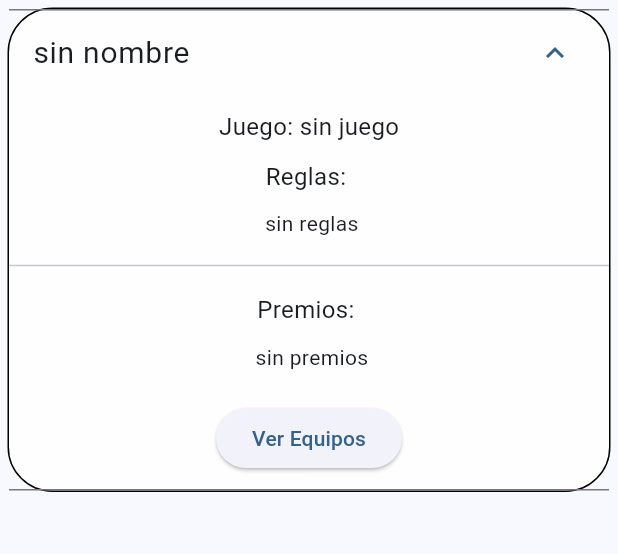
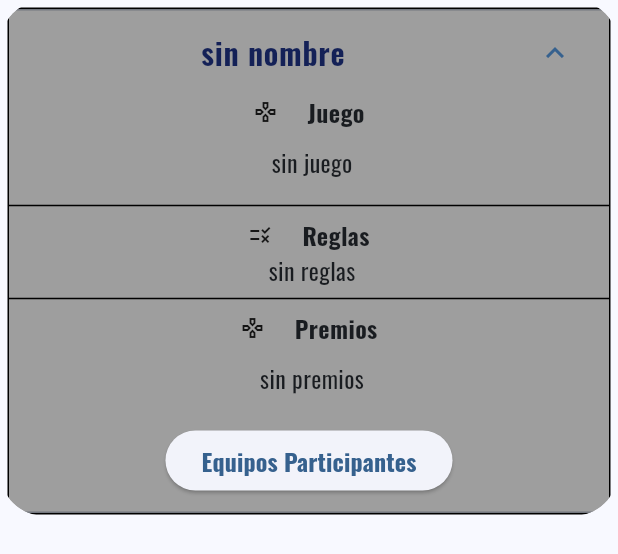
Before and after one commit to Clandita/Certamen-2---App-Moviles, a Flutter app: the CampeonatoTile widget shown alone on an empty page, opened directly with empty values, after a tap on "sin nombre", on a phone screen of 412 x 824 dp. Shown: the top 554 px of the screen. Run offline on Flutter 3.47's test engine with Material 3 defaults, Android fonts, the phone set to English and light mode, and no system bars; our stand-ins replace google_fonts; network calls fail.

Commit message:
campeonatos style

```diff
--- a/lib/tabs/campeonatos_tab.dart
+++ b/lib/tabs/campeonatos_tab.dart
@@ -4,6 +4,7 @@ import 'package:flutter/material.dart';
 import 'package:flutter_application_1/service/http_service.dart';
 import 'package:flutter_application_1/widgets/campeonato_tile.dart';
 import 'package:flutter_application_1/widgets/equipo_tile.dart';
+import 'package:google_fonts/google_fonts.dart';
 
 class CampeonatosTab extends StatelessWidget {
   const CampeonatosTab({super.key});
@@ -12,12 +13,16 @@ class CampeonatosTab extends StatelessWidget {
   Widget build(BuildContext context) {
     return Scaffold(
       body:Container(
-        color:Colors.blue,
+        decoration: BoxDecoration(
+          image: DecorationImage(
+            image:AssetImage('assets/images/iconito.jpeg'),
+            fit: BoxFit.cover)
+        ),
         child:Column(
           children: [
             Padding(
               padding: const EdgeInsets.all(10.0),
-              child: Text("CAMPEONATOS", style: TextStyle(fontSize: 20, fontWeight: FontWeight.bold),),
+              child: Text("CAMPEONATOS", style:  GoogleFonts.oswald(textStyle: TextStyle(fontSize: 20, fontWeight: FontWeight.bold, color: Colors.white))),
             ),
 
 
@@ -39,9 +44,16 @@ class CampeonatosTab extends StatelessWidget {
               },);
             })),
           ],
-        )
-      )
-
+        ),
+      ),
+      floatingActionButton: FloatingActionButton(
+        child: Icon(
+          Icons.add,
+          color:Colors.white
+        ),
+        shape: RoundedRectangleBorder(borderRadius: BorderRadius.circular(30)),
+        backgroundColor: Color(0xff142157),
+        onPressed: (){})
     );
   }
 }
--- a/lib/widgets/campeonato_tile.dart
+++ b/lib/widgets/campeonato_tile.dart
@@ -1,5 +1,6 @@
 import 'package:flutter/material.dart';
 import 'package:flutter_application_1/pages/equipos_en_campeonato.dart';
+import 'package:google_fonts/google_fonts.dart';
 
 class CampeonatoTile extends StatefulWidget {
   final String nombre;
@@ -17,37 +18,63 @@ class CampeonatoTile extends StatefulWidget {
 class _CampeonatoTileState extends State<CampeonatoTile> {
   @override
   Widget build(BuildContext context) {
-    return Container(
+    return ClipRRect(
+      borderRadius: BorderRadius.all(Radius.circular(30)),
+      child: Container(
         margin: EdgeInsets.fromLTRB(5, 5, 5, 1),
         padding: EdgeInsets.symmetric(vertical: 0, horizontal: 0),
         decoration: BoxDecoration(
-        color: Color(0xDDFFFFFF),
-        borderRadius: BorderRadius.all(Radius.circular(30)),
+          color: Colors.grey,
           border: Border.all(color: Colors.black),
         ),
         child: ExpansionTile(
-        title: Text(widget.nombre, style: TextStyle(fontSize: 20)),
+          backgroundColor: Colors.grey,
+          title: Center(child: Text(widget.nombre, style: GoogleFonts.oswald(textStyle: TextStyle(fontSize: 20, fontWeight: FontWeight.bold, color:Color(0xff142157))))),
           children: [
+            Row(
+              mainAxisAlignment: MainAxisAlignment.center,
+
+              children: [
+                Icon(Icons.games_outlined, size: 16,),
                 Container(
-            padding: EdgeInsets.only(top: 10),
-            child: Text('Juego: ${widget.juego}', style: TextStyle(fontSize: 16)),
+                  padding: EdgeInsets.only(left: 20),
+                  child: Text('Juego', style:  GoogleFonts.oswald(textStyle: TextStyle(fontSize: 16, fontWeight: FontWeight.bold))),
                 ),
-          Container(
-            padding: EdgeInsets.only(top: 10),
-            child: Text('Reglas: ', style: TextStyle(fontSize: 16)),
+              ],
             ),
             Container(
               padding: EdgeInsets.all(10),
-            child: Text(' ${widget.reglas}', textAlign: TextAlign.justify),
+              child: Text(' ${widget.juego}', textAlign: TextAlign.justify, style:  GoogleFonts.oswald(textStyle: TextStyle(fontSize: 16)))
             ),
-          Divider(),
+            Divider(color: Colors.black,),
+            Row(
+              mainAxisAlignment: MainAxisAlignment.center,
+              children: [
+                Icon(Icons.rule, size: 16,),
                 Container(
-            padding: EdgeInsets.only(top: 10),
-            child: Text('Premios: ', style: TextStyle(fontSize: 16)),
+                  padding: EdgeInsets.only(left: 20),
+                  child: Text('Reglas', style:  GoogleFonts.oswald(textStyle: TextStyle(fontSize: 16, fontWeight: FontWeight.bold))),
+                ),
+              ],
+            ),
+            Container(
+              padding: EdgeInsets.only(left: 20,right: 20),
+              child: Text(' ${widget.reglas}', textAlign: TextAlign.justify,style:  GoogleFonts.oswald(textStyle: TextStyle(fontSize: 16))),
+            ),
+            Divider(color: Colors.black),
+            Row(
+              mainAxisAlignment: MainAxisAlignment.center,
+              children: [
+                Icon(Icons.gamepad_outlined, size: 16,),
+                Container(
+                  padding: EdgeInsets.only(left: 20),
+                  child: Text('Premios', style: GoogleFonts.oswald(textStyle: TextStyle(fontSize: 16, fontWeight: FontWeight.bold))),
+                ),
+              ],
             ),
             Container(
               padding: EdgeInsets.all(10),
-            child: Text(' ${widget.premios}', textAlign: TextAlign.justify),
+              child: Text(' ${widget.premios}', textAlign: TextAlign.justify, style:  GoogleFonts.oswald(textStyle: TextStyle(fontSize: 16))),
             ),
             Container(
               padding: EdgeInsets.all(10),
@@ -60,11 +87,12 @@ class _CampeonatoTileState extends State<CampeonatoTile> {
                     ),
                   );
                 },
-              child: Text('Ver Equipos'),
+                child: Text('Equipos Participantes', style: GoogleFonts.oswald(textStyle: TextStyle(fontSize: 16, fontWeight: FontWeight.bold))),
               ),
             ),
           ],
         ),
+      ),
     );
   }
 }
--- a/pubspec.yaml
+++ b/pubspec.yaml
@@ -36,6 +36,7 @@ dependencies:
   # Use with the CupertinoIcons class for iOS style icons.
   cupertino_icons: ^1.0.6
   http: ^1.2.1
+  google_fonts: ^6.2.1
 
 dev_dependencies:
   flutter_test:
@@ -60,8 +61,8 @@ flutter:
   uses-material-design: true
 
   # To add assets to your application, add an assets section, like this:
-assets:
-  assets/images/
+  assets:
+    - assets/images/
   #   - images/a_dot_ham.jpeg
 
   # An image asset can refer to one or more resolution-specific "variants", see
```
Also changed, not shown: lib/pages/campeonato_agregar.dart (added), pubspec.lock, 1 other file. Lines whose indentation alone changed are shown as unchanged.
